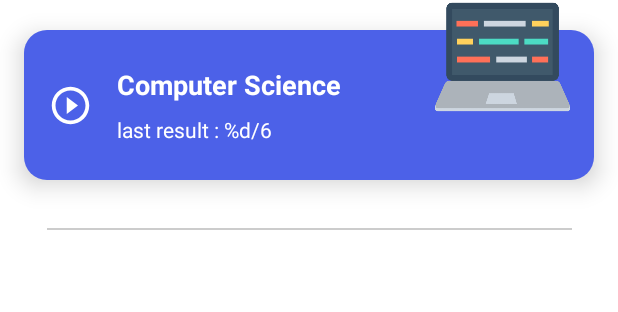
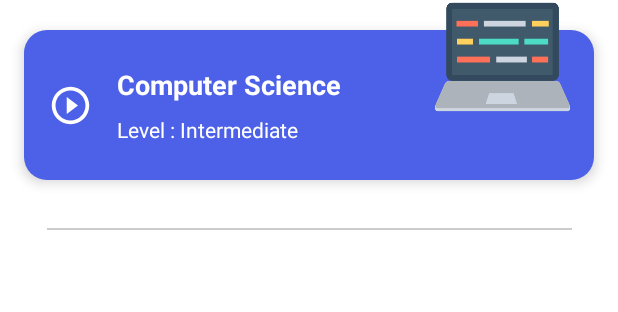
Before and after one commit to pyaestk/QuizApp, an Android app: the layout activity_main.xml on its own in the app's theme, with its tools: preview values and no code run, on a phone screen of 412 x 824 dp. Shown: the part 181-493 px from the top of the screen. Run offline under Robolectric (Android 15) with nearby library versions, the phone set to English and light mode, and no system bars; Roboto replaces fonts that are not available here.

Commit message:
category fix

```diff
--- a/Quiz-App/app/src/main/res/layout/activity_main.xml
+++ b/Quiz-App/app/src/main/res/layout/activity_main.xml
@@ -27,9 +27,11 @@
         android:layout_marginTop="36dp"
         android:elevation="5dp"
         android:text="Let's Play Quizzes"
+        android:textAllCaps="false"
         android:textColor="@color/purpleVariant"
         android:textSize="34sp"
         android:textStyle="bold|italic"
+        android:typeface="normal"
         app:layout_constraintStart_toStartOf="parent"
         app:layout_constraintTop_toTopOf="parent" />
 
@@ -51,7 +53,7 @@
         android:layout_marginTop="32dp"
         android:layout_marginEnd="16dp"
         android:background="@drawable/login_signin_button_shape"
-        android:elevation="10dp"
+        android:elevation="5dp"
         app:layout_constraintEnd_toEndOf="parent"
         app:layout_constraintHorizontal_bias="0.5"
         app:layout_constraintStart_toStartOf="parent"
@@ -77,17 +79,17 @@
             android:textColor="@color/white"
             android:textSize="18sp"
             android:textStyle="bold"
-            app:layout_constraintBottom_toTopOf="@+id/textViewLastresult"
+            app:layout_constraintBottom_toTopOf="@+id/textViewDescription"
             app:layout_constraintStart_toEndOf="@+id/imageView10"
             app:layout_constraintTop_toTopOf="parent"
             app:layout_constraintVertical_bias="0.5" />
 
         <TextView
-            android:id="@+id/textViewLastresult"
+            android:id="@+id/textViewDescription"
             android:layout_width="wrap_content"
             android:layout_height="wrap_content"
             android:layout_marginBottom="16dp"
-            android:text="@string/last_result_template"
+            android:text="Level : Intermediate"
             android:textColor="@color/white"
             app:layout_constraintBottom_toBottomOf="parent"
             app:layout_constraintStart_toStartOf="@+id/textView8"
```
Also changed, not shown: Quiz-App/app/src/main/java/com/example/quizapp/MainActivity.kt (+0 -24 lines).
